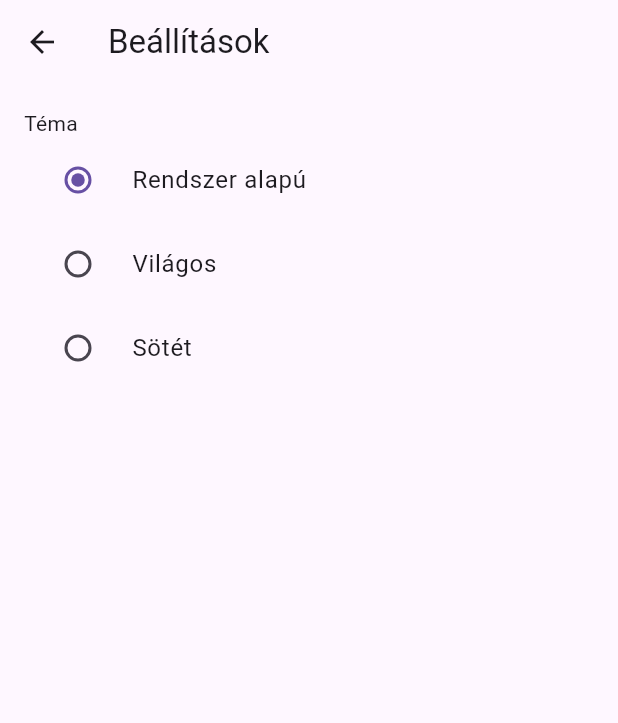
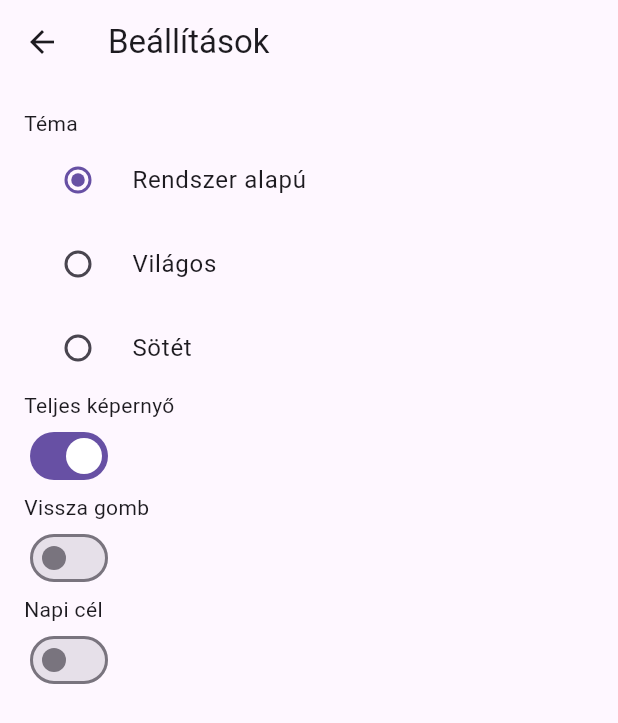
Before and after one commit to szentjozsefhackathon/papima, a Flutter app: the screen it shows after launch, after a tap on the "settings" icon, on a phone screen of 412 x 824 dp. Shown: the top 723 px of the screen. Run offline on Flutter 3.47's test engine with Material 3 defaults, Android fonts, the light colour scheme and no system bars; our stand-ins replace sqflite, sqflite_common_ffi_web, web; missing offline and left inert: dart:ui_web; accounts and stored records are empty; network calls fail.

Commit message:
Daily goal

```diff
--- a/lib/database/DatabaseHelper.dart
+++ b/lib/database/DatabaseHelper.dart
@@ -20,37 +20,23 @@ class DatabaseHelper {
   }
 
   Future<Database> _initDatabase() async {
-    /*
-    final dbPath = await getDatabasesPath();
-    final path = join(dbPath, 'app_database.db');
-
-    return await openDatabase(
-      path,
-      version: 1,
-      onCreate: _onCreate,
-    );*/
-
+    late Database _db;
     if (kIsWeb) {
       final path = 'PapIma.db';
-      Database db = await databaseFactoryFfiWeb.openDatabase(path);
-        await db.execute('CREATE TABLE IF NOT EXISTS priests (id INTEGER PRIMARY KEY, name TEXT, img TEXT, src TEXT, diocese TEXT)');
-        await db.execute('CREATE TABLE IF NOT EXISTS settings (key TEXT PRIMARY KEY, value TEXT)');
-      return db;
+      _db = await databaseFactoryFfiWeb.openDatabase(path);
+    }
+    else {
+      final dbPath = await getDatabasesPath();
+      final path = join(dbPath, 'papima.db');
+      _db = await openDatabase(
+        path,
+        version: 1
+      );
+    }
+    await _db.execute('CREATE TABLE IF NOT EXISTS priests (id INTEGER PRIMARY KEY, name TEXT, img TEXT, src TEXT, diocese TEXT)');
+    await _db.execute('CREATE TABLE IF NOT EXISTS settings (key TEXT PRIMARY KEY, value TEXT)');
+    await _db.execute('CREATE TABLE IF NOT EXISTS days (date TEXT PRIMARY KEY, count INTEGER)');
 
-    }
-    final dbPath = await getDatabasesPath();
-    final path = join(dbPath, 'papima.db');
-
-    Database _db = await openDatabase(
-      path,
-      version: 1,
-      onCreate: (db, version) {
-        db.execute(
-            'CREATE TABLE IF NOT EXISTS priests (id INTEGER PRIMARY KEY, name TEXT, img TEXT, src TEXT, diocese TEXT)');
-        return db.execute(
-            'CREATE TABLE IF NOT EXISTS settings (key TEXT PRIMARY KEY, value TEXT)');
-      },
-    );
     return _db;
   }
   Future<void> saveSetting(String key, String value) async {
--- a/lib/main.dart
+++ b/lib/main.dart
@@ -1,13 +1,22 @@
 import 'package:flutter/material.dart';
+import 'package:flutter/services.dart';
 import 'package:provider/provider.dart';
+import 'models/BackButtonProvider.dart';
+import 'models/DailyGoalProvider.dart';
+import 'models/SystemBarProvider.dart';
 import 'models/ThemeProvider.dart';
 import 'pages/home/HomePage.dart';
 
 void main() {
-  runApp(ChangeNotifierProvider(
-      create: (_) => ThemeProvider(),
-      child: PapImaApp(),
-    ),);
+    runApp(
+    MultiProvider(providers: [
+      ChangeNotifierProvider(create: (_) => ThemeProvider()),
+      ChangeNotifierProvider(create: (_) => SystemBarProvider()),
+      ChangeNotifierProvider(create: (_) => DailyGoalProvider()),
+      ChangeNotifierProvider(create: (_) => BackButtonProvider())
+    ],
+    child: PapImaApp())
+  );
 }
 
 
@@ -15,7 +24,9 @@ class PapImaApp extends StatelessWidget {
   @override
   Widget build(BuildContext context) {
     final themeProvider = Provider.of<ThemeProvider>(context);
+    final systemBarProvider = Provider.of<SystemBarProvider>(context);
 
+    SystemChrome.setEnabledSystemUIMode(systemBarProvider.fullScreen ? SystemUiMode.immersive : SystemUiMode.edgeToEdge);
     return MaterialApp(
       title: 'PapIma',
       theme: ThemeData.light(),
--- /dev/null
+++ b/lib/models/BackButtonProvider.dart
@@ -0,0 +1,27 @@
+import 'package:PapIma/database/DatabaseHelper.dart';
+import 'package:flutter/material.dart';
+import 'package:flutter/services.dart';
+
+class BackButtonProvider extends ChangeNotifier {
+  bool _backButton = false;
+  @override
+  BackButtonProvider() {
+    DatabaseHelper().database.then((db) async {
+      final result = await db.query('settings', where: 'key = ?', whereArgs: ['backButton']);
+      _backButton = result.first['value'] == '1';
+      SystemChrome.setEnabledSystemUIMode(_backButton ? SystemUiMode.immersive : SystemUiMode.edgeToEdge);
+
+      notifyListeners();
+
+    });
+  }
+
+  bool get backButton => _backButton;
+
+  void setBackButton(bool backButton) {
+    DatabaseHelper().saveSetting('backButton', backButton ? '1' : '0');
+
+    _backButton = backButton;
+    notifyListeners();
+  }
+}
--- /dev/null
+++ b/lib/models/DailyGoalProvider.dart
@@ -0,0 +1,35 @@
+import 'package:PapIma/database/DatabaseHelper.dart';
+import 'package:flutter/material.dart';
+
+class DailyGoalProvider extends ChangeNotifier {
+  late bool _enabled = false;
+  late int _dailyGoal = 100;
+
+  @override
+  DailyGoalProvider() {
+    DatabaseHelper().database.then((db) async {
+      var result = await db.query('settings', where: 'key = ?', whereArgs: ['dailyGoal']);
+      if (result.isNotEmpty) {
+        _dailyGoal = int.parse(result.first['value'].toString());
+      }
+      result = await db.query('settings', where: 'key = ?', whereArgs: ['dailyGoalEnabled']);
+      if (result.isNotEmpty) _enabled = result.first['value'] == '1';
+      notifyListeners();
+    });
+  }
+
+  int get dailyGoal => _dailyGoal;
+  bool get enabled => _enabled;
+
+  void setDailyGoal(int dailyGoal) {
+    DatabaseHelper().saveSetting('dailyGoal', dailyGoal.toString());
+    _dailyGoal = dailyGoal;
+    notifyListeners();
+  }
+
+  void setEnabled(bool enabled) {
+    DatabaseHelper().saveSetting('dailyGoalEnabled', enabled ? '1' : '0');
+    _enabled = enabled;
+    notifyListeners();
+  }
+}
--- /dev/null
+++ b/lib/models/SystemBarProvider.dart
@@ -0,0 +1,28 @@
+import 'package:PapIma/database/DatabaseHelper.dart';
+import 'package:flutter/material.dart';
+import 'package:flutter/services.dart';
+
+class SystemBarProvider extends ChangeNotifier {
+  bool _fullScreen = true;
+  @override
+  SystemBarProvider() {
+    DatabaseHelper().database.then((db) async {
+      final result = await db.query('settings', where: 'key = ?', whereArgs: ['fullScreen']);
+      _fullScreen = result.first['value'] == '1';
+      SystemChrome.setEnabledSystemUIMode(_fullScreen ? SystemUiMode.immersive : SystemUiMode.edgeToEdge);
+
+      notifyListeners();
+
+    });
+  }
+
+  bool get fullScreen => _fullScreen;
+
+  void setFullScreen(bool fullScreen) {
+    DatabaseHelper().saveSetting('fullScreen', fullScreen ? '1' : '0');
+    SystemChrome.setEnabledSystemUIMode(fullScreen ? SystemUiMode.immersive : SystemUiMode.edgeToEdge);
+
+    _fullScreen = fullScreen;
+    notifyListeners();
+  }
+}
--- a/lib/pages/home/HomePage.dart
+++ b/lib/pages/home/HomePage.dart
@@ -1,11 +1,12 @@
 import 'package:PapIma/database/DatabaseHelper.dart';
-import 'package:flutter/foundation.dart';
+import 'package:PapIma/models/DailyGoalProvider.dart';
 import 'package:flutter/material.dart';
+import 'package:flutter/services.dart';
+import 'package:provider/provider.dart';
 import 'package:sqflite/sqflite.dart';
-import 'package:path/path.dart';
 import 'dart:convert';
 import 'package:http/http.dart' as http;
-import 'package:sqflite_common_ffi_web/sqflite_ffi_web.dart';
+import '../../models/BackButtonProvider.dart';
 import '../../widgets/externalImage/external_image.dart';
 import '../info/InfoPage.dart';
 import '../../common/launch_url.dart';
@@ -19,6 +20,7 @@ class PapImaHomePage extends StatefulWidget {
 class _PapImaHomePageState extends State<PapImaHomePage> {
   List<Map<String, dynamic>> priests = [];
   int currentIndex = 0;
+  int dailyCounter = 0;
   String sourceUrl =
       'https://szentjozsefhackathon.github.io/sematizmus/papima.json';
   late Database db;
@@ -31,6 +33,7 @@ class _PapImaHomePageState extends State<PapImaHomePage> {
         db = database;
         _loadPriestsFromDatabase();
         _loadIndexFromDatabase();
+        _getDailyCounter().then((value) => setState(() => dailyCounter=value));
     });
   }
 
@@ -96,6 +99,21 @@ class _PapImaHomePageState extends State<PapImaHomePage> {
     }
   }
 
+  void _increaseDailyCounter({int amount = 1}) {
+    final now = DateTime.now();
+    final date = '${now.year}-${now.month}-${now.day}';
+    db.rawInsert(
+        'INSERT OR REPLACE INTO days (date, count) VALUES (?, COALESCE((SELECT count FROM days WHERE date = ?), 0) + ?)',
+        [date, date, amount]);
+    dailyCounter+=amount;
+  }
+
+  Future<int> _getDailyCounter() async {
+    final now = DateTime.now();
+    final date = '${now.year}-${now.month}-${now.day}';
+    final res = await db.query('days', where: 'date = ?', whereArgs: [date]);
+    return res.isNotEmpty ? int.parse(res.first['count'].toString()) : 0;
+  }
   void _nextPriest() {
     setState(() {
       if (currentIndex == priests.length - 1) {
@@ -103,6 +121,15 @@ class _PapImaHomePageState extends State<PapImaHomePage> {
       }
       currentIndex = (currentIndex + 1) % priests.length;
       DatabaseHelper().saveSetting("index", currentIndex.toString());
+      _increaseDailyCounter();
+    });
+  }
+
+  void _previousPriest() {
+    setState(() {
+      currentIndex = (currentIndex - 1) % priests.length;
+      DatabaseHelper().saveSetting("index", currentIndex.toString());
+      _increaseDailyCounter(amount: -1);
     });
   }
 
@@ -131,7 +158,8 @@ class _PapImaHomePageState extends State<PapImaHomePage> {
   @override
   Widget build(BuildContext context) {
     final currentPriest = priests.isNotEmpty ? priests[currentIndex] : null;
-
+    final backButtonProvider = Provider.of<BackButtonProvider>(context);
+    final dailyGoalProvider = Provider.of<DailyGoalProvider>(context);
     return Scaffold(
         appBar: AppBar(
           title: GestureDetector(
@@ -164,22 +192,21 @@ class _PapImaHomePageState extends State<PapImaHomePage> {
         body: SingleChildScrollView(
           child: Center(
             child: priests.isEmpty
-                ? CircularProgressIndicator()
+                ? Column(children: [
+                  SizedBox(height: 316),
+                  CircularProgressIndicator()
+                ])
                 : Column(
                     mainAxisAlignment: MainAxisAlignment.center,
                     children: [
                       if (currentPriest != null) ...[
-                        if (currentPriest['img'] != null) ...[
-                          DynamicImage(
-                            src: currentPriest['img'],
-                            maxWidth: 300,
-                            maxHeight: 300,
-                          ),
-                          SizedBox(height: 16),
-                        ]
-                        else ...[
-                          SizedBox(height: 316)
-                        ],
+                        DynamicImage(
+                          src: currentPriest['img'] ?? "https://szentjozsefhackathon.github.io/sematizmus/ftPlaceholder.png",
+                          maxWidth: 300,
+                          maxHeight: 300,
+                        ),
+                        SizedBox(height: 16),
+
                         InkWell(
                           onTap: () => launch_url(currentPriest['src']),
                           child: Text(
@@ -202,6 +229,17 @@ class _PapImaHomePageState extends State<PapImaHomePage> {
                       Text(
                         '${currentIndex + 1}/${priests.length}',
                       ),
+                      SizedBox(height: 16),
+                      if (dailyGoalProvider.enabled)
+                        Text(
+                          'Napi cél: ${dailyCounter}/${dailyGoalProvider.dailyGoal}',
+                        ),
+                      SizedBox(height: 16),
+                      if (backButtonProvider.backButton)
+                        ElevatedButton(
+                          onPressed: _previousPriest,
+                          child: Text('Előző')
+                        ),
                       if (showAdvanced)
                         Padding(
                           padding: const EdgeInsets.all(16.0),
@@ -213,13 +251,18 @@ class _PapImaHomePageState extends State<PapImaHomePage> {
                                   labelText: 'Aktuális index',
                                 ),
                                 onSubmitted: _updateIndex,
+                                keyboardType: TextInputType.number,
+                                inputFormatters: <TextInputFormatter>[
+                                  FilteringTextInputFormatter.digitsOnly
+                                ],
                               ),
                               SizedBox(height: 16),
-                              TextField(
+                              TextFormField(
                                 decoration: InputDecoration(
                                   labelText: 'Forrás URL',
                                 ),
-                                onSubmitted: _updateSource,
+                                onChanged: _updateSource,
+                                initialValue: sourceUrl,
                               ),
                               SizedBox(height: 16),
                               ElevatedButton(
--- a/lib/pages/settings/SettingsPage.dart
+++ b/lib/pages/settings/SettingsPage.dart
@@ -1,11 +1,18 @@
 import 'package:flutter/material.dart';
+import 'package:flutter/services.dart';
 import 'package:provider/provider.dart';
+import '../../models/BackButtonProvider.dart';
+import '../../models/DailyGoalProvider.dart';
+import '../../models/SystemBarProvider.dart';
 import '../../models/ThemeProvider.dart';
 
 class SettingsPage extends StatelessWidget {
   @override
   Widget build(BuildContext context) {
     final themeProvider = Provider.of<ThemeProvider>(context);
+    final systemBarProvider = Provider.of<SystemBarProvider>(context);
+    final dailyGoalProvider = Provider.of<DailyGoalProvider>(context);
+    final backButtonProvider = Provider.of<BackButtonProvider>(context);
 
     return Scaffold(
       appBar: AppBar(
@@ -43,6 +50,41 @@ class SettingsPage extends StatelessWidget {
                 themeProvider.setThemeMode(value!);
               },
             ),
+            Text('Teljes képernyő'),
+            Switch(
+              value: systemBarProvider.fullScreen,
+              onChanged: (bool value) {
+                systemBarProvider.setFullScreen(value);
+              },
+            ),
+            Text('Vissza gomb'),
+            Switch(
+              value: backButtonProvider.backButton,
+              onChanged: (bool value) {
+                backButtonProvider.setBackButton(value);
+              },
+            ),
+            Text('Napi cél'),
+            Switch(
+              value: dailyGoalProvider.enabled,
+              onChanged: (bool value) {
+                dailyGoalProvider.setEnabled(value);
+              },
+            ),
+            if (dailyGoalProvider.enabled)
+              TextFormField(
+                decoration: InputDecoration(
+                  labelText: 'Napi cél',
+                ),
+                onChanged: (value) {
+                  dailyGoalProvider.setDailyGoal(int.parse(value));
+                },
+                initialValue: dailyGoalProvider.dailyGoal.toString(),
+                keyboardType: TextInputType.number,
+                inputFormatters: <TextInputFormatter>[
+                  FilteringTextInputFormatter.digitsOnly
+                ],
+              ),
           ],
         ),
       ),
```
